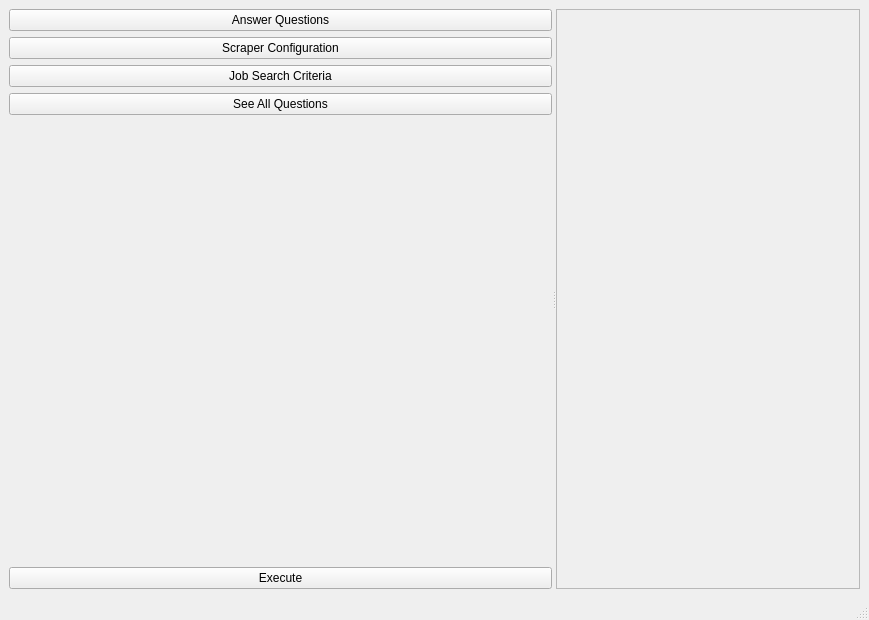
Qt form HeadHunter9000Client/mainwindow.ui (lucaguarro/Head_Hunter_9000) before a commit.
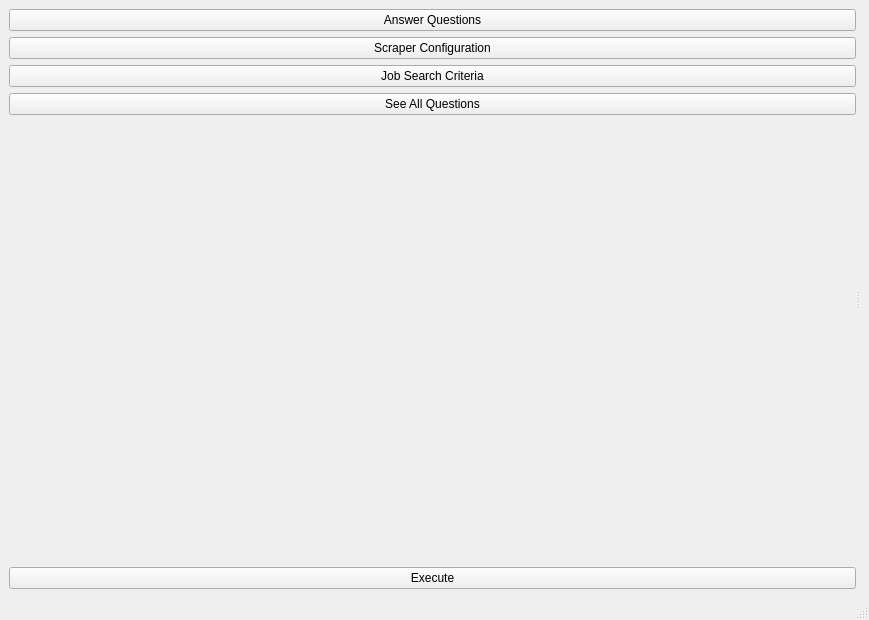
The same form after that commit. Icons and pictures are not drawn.

Commit message: Successfully refactored ask questions ui into its own class. Need to clean up a little bit now.

```diff
--- a/HeadHunter9000Client/mainwindow.ui
+++ b/HeadHunter9000Client/mainwindow.ui
@@ -142,35 +142,8 @@
         </item>
        </layout>
       </widget>
-      <widget class="QWidget" name="scrollAreaContainer" native="true">
-       <layout class="QVBoxLayout" name="verticalLayout_3">
-        <item>
-         <widget class="QScrollArea" name="scrollArea">
-          <property name="sizePolicy">
-           <sizepolicy hsizetype="Preferred" vsizetype="Preferred">
-            <horstretch>0</horstretch>
-            <verstretch>0</verstretch>
-           </sizepolicy>
-          </property>
-          <property name="sizeAdjustPolicy">
-           <enum>QAbstractScrollArea::SizeAdjustPolicy::AdjustToContents</enum>
-          </property>
-          <property name="widgetResizable">
-           <bool>true</bool>
-          </property>
-          <widget class="QWidget" name="scrollAreaWidgetContents">
-           <property name="geometry">
-            <rect>
-             <x>0</x>
-             <y>0</y>
-             <width>306</width>
-             <height>536</height>
-            </rect>
-           </property>
-          </widget>
-         </widget>
-        </item>
-       </layout>
+      <widget class="QWidget" name="mainAreaContainer" native="true">
+       <layout class="QVBoxLayout" name="verticalLayout_3"/>
       </widget>
      </widget>
     </item>
```
The commit also changes 5 other files.
